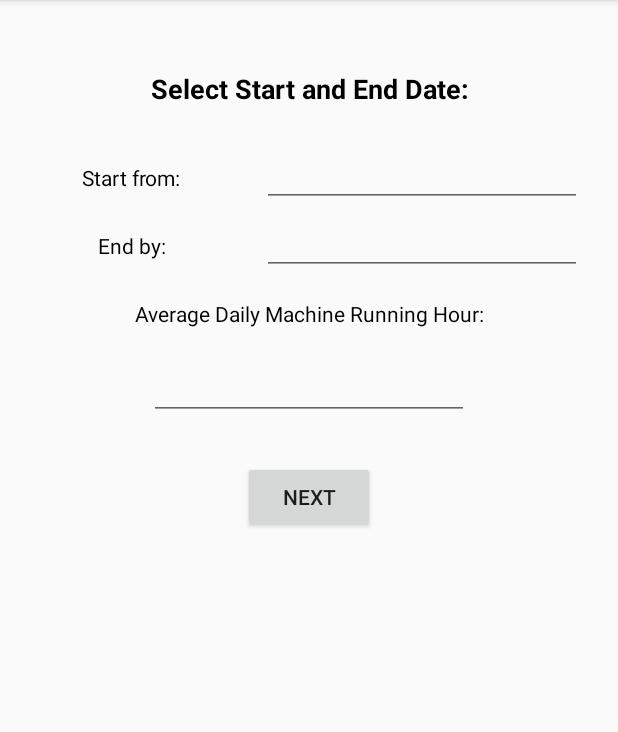
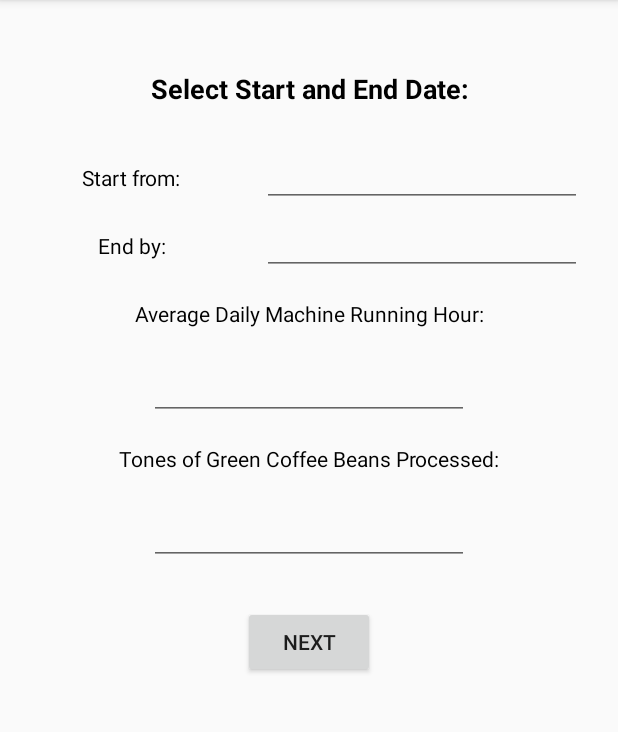
Before and after one commit to ianhuang92/emission, an Android app: the fragment CoffeeDurationFragment placed in its activity, on a phone screen of 412 x 824 dp, the part 84-816 px from its top. Run offline under Robolectric (Android 15) with nearby library versions, the phone set to English and light mode, and no system bars.

Commit message:
Add Mass of Bean in duration page
also, modofied the zip code button and validation

```diff
--- a/app/src/main/java/monash/emission/CoffeeRoastingFuncV2/CoffeeRoastActivity.java
+++ b/app/src/main/java/monash/emission/CoffeeRoastingFuncV2/CoffeeRoastActivity.java
@@ -28,10 +28,11 @@ public class CoffeeRoastActivity extends AppCompatActivity {
         //Used Key -- Type -- Meaning
         //CheckedName -- String -- Name of methodology selected
         //CheckedID  -- int -- ID of radio button selected in group, starting from 0
-        //StartDate -- String -- start date selected, yyyy-MM-dd
-        //EndDate -- String -- end date selected, yyyy-MM-dd
+        //StartDate -- String -- start date selected, dd-MM-yyyy
+        //EndDate -- String -- end date selected, dd-MM-yyyy
         //Duration -- int --number of days between end date and start date.
         //AvgHour -- Double -- average running hour per day
+        //Mass  -- Double -- Mass of beans
 
 
         //fragment manager
--- a/app/src/main/res/layout/activity_main.xml
+++ b/app/src/main/res/layout/activity_main.xml
@@ -82,7 +82,7 @@
         android:layout_toStartOf="@+id/zipBTN" />
 
     <Button
-        android:text="Another zip"
+        android:text="Another Post Code"
         android:layout_width="wrap_content"
         android:layout_height="wrap_content"
         android:id="@+id/zipBTN"
--- a/app/src/main/res/layout/custom_dialog.xml
+++ b/app/src/main/res/layout/custom_dialog.xml
@@ -15,6 +15,7 @@
 
     <EditText
         android:id="@+id/editTextDialogUserInput"
+        android:inputType="numberDecimal"
         android:layout_width="match_parent"
         android:layout_height="wrap_content" >
 
--- a/app/src/main/res/layout/fragment_coffee_duration.xml
+++ b/app/src/main/res/layout/fragment_coffee_duration.xml
@@ -88,6 +88,28 @@
         android:ems="10"
         android:inputType="numberDecimal"
         android:textAlignment="center" />
+
+    <TextView
+        android:id="@+id/tv_duration_mass"
+        android:layout_width="wrap_content"
+        android:layout_height="wrap_content"
+        android:layout_alignParentEnd="true"
+        android:layout_alignParentStart="true"
+        android:layout_below="@+id/et_avg_hr_fragment_coffee_duration"
+        android:text="\nTones of Green Coffee Beans Processed:\n"
+        android:textAlignment="center"
+        android:textColor="@android:color/black" />
+
+    <EditText
+        android:id="@+id/et_mass_fragment_coffee_duration"
+        android:layout_width="wrap_content"
+        android:layout_height="wrap_content"
+        android:layout_below="@+id/tv_duration_mass"
+        android:layout_centerHorizontal="true"
+        android:ems="10"
+        android:inputType="numberDecimal"
+        android:textAlignment="center" />
+
 </RelativeLayout>
     <RelativeLayout
         android:layout_width="match_parent"
```
Also changed, not shown: app/src/main/java/monash/emission/CoffeeRoastingFuncV2/CoffeeDurationFragment.java (+40 -5 lines).
